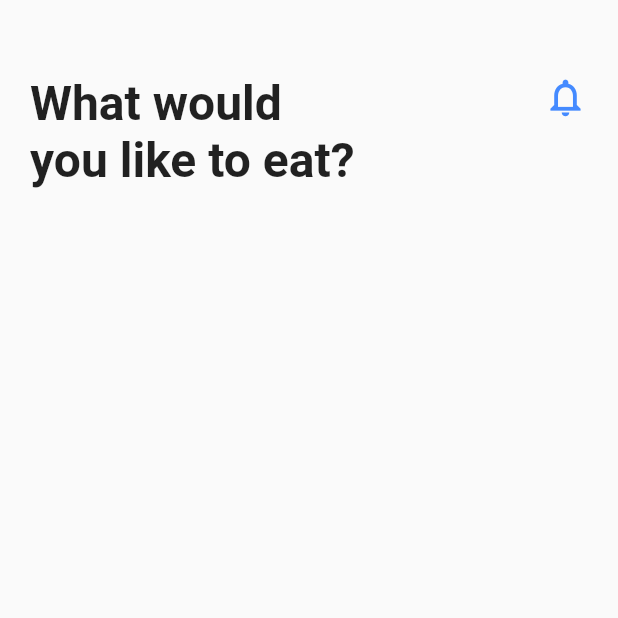
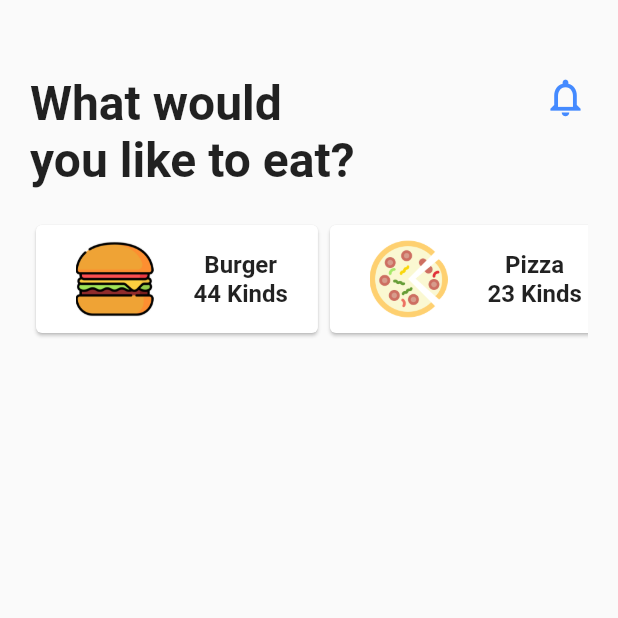
Before and after one commit to SURAJ1399/Flutter-Food-App, a Flutter app: the screen it shows after launch, on a phone screen of 412 x 824 dp, the top half of it. Run offline on Flutter 3.47's test engine with Material 2 defaults, Android fonts, the phone set to English and light mode, and no system bars.

Commit message:
Horizontal Top ListView Setup

```diff
--- /dev/null
+++ b/lib/src/data/category_data.dart
@@ -0,0 +1,34 @@
+
+import '../model/category_model.dart';
+
+final categories=[
+
+  Category(
+    numberOfItems: 44,
+  imagePath:"assets/images/burger.png",
+  categoryName: "Burger" ),
+
+
+  Category(
+    numberOfItems: 23,
+  imagePath:"assets/images/pizza.png",
+  categoryName: "Pizza" ),
+
+  Category(
+    numberOfItems: 43,
+  imagePath:"assets/images/beer.png",
+  categoryName: "Beer" ),
+
+    Category(
+    numberOfItems: 90,
+  imagePath:"assets/images/coffee-cup.png",
+  categoryName: "Cofee Cup" ),
+
+
+  Category(
+    numberOfItems: 55,
+  imagePath:"assets/images/cheeseburger.png",
+  categoryName: "Cheese Burger" ),
+
+
+];
--- a/lib/src/homescreen.dart
+++ b/lib/src/homescreen.dart
@@ -1,5 +1,7 @@
+import 'package:FoodApp/src/widgets/food_category.dart';
 import 'package:flutter/material.dart';
 import 'widgets/home_top_info.dart';
+import 'widgets/food_category.dart';
 
 class HomeScreen extends StatefulWidget{
 
@@ -16,6 +18,7 @@ class _HomeScreenState extends State<HomeScreen>{
       padding: EdgeInsets.only(top:50.0,left:20.0,right: 20),
        children: <Widget>[
          HomeTopInfo(),
+         FoodCategory(),
        ],
        ),
 
--- /dev/null
+++ b/lib/src/model/category_model.dart
@@ -0,0 +1,9 @@
+class Category{
+
+  final String categoryName;
+  final String imagePath;
+  final int numberOfItems;
+
+  Category({this.categoryName,this.imagePath,this.numberOfItems});
+
+}
--- /dev/null
+++ b/lib/src/widgets/food_card.dart
@@ -0,0 +1,41 @@
+import 'package:flutter/material.dart';
+
+class FoodCard extends StatefulWidget{
+
+  final String categoryName;
+  final String imagePath;
+  final int numberOfItems;
+
+  FoodCard({this.imagePath,this.categoryName,this.numberOfItems});
+
+  @override
+  _FoodCardState createState() => _FoodCardState();
+}
+
+class _FoodCardState extends State<FoodCard> {
+  @override
+  Widget build(BuildContext context) {
+    return Card(
+
+
+      child:Padding(padding: EdgeInsets.symmetric(horizontal:20,vertical:10),
+      child:Row(
+
+        children:<Widget>[
+        Image(image:AssetImage(widget.imagePath),width:65,height: 65),
+
+        SizedBox(width:20.0),
+        Column(
+          mainAxisAlignment: MainAxisAlignment.center,
+          children: <Widget>[
+
+          Text(widget.categoryName,style: TextStyle(fontSize: 16.0,fontWeight: FontWeight.bold)),
+          Text(widget.numberOfItems.toString()+" Kinds",style: TextStyle(fontSize: 16.0,fontWeight: FontWeight.bold))
+        ],)
+
+        ]
+      )
+    ),
+    );
+  }
+}
--- /dev/null
+++ b/lib/src/widgets/food_category.dart
@@ -0,0 +1,28 @@
+import 'package:FoodApp/src/model/category_model.dart';
+import 'package:flutter/material.dart';
+import '../data/category_data.dart';
+import '../model/category_model.dart';
+import '../widgets/food_card.dart';
+class FoodCategory extends StatelessWidget{
+ final List<Category> _categories=categories;
+@override
+Widget build(BuildContext context) {
+  return Container(
+
+    height:80.0,
+    child: ListView.builder(
+    scrollDirection: Axis.horizontal,
+    itemCount: _categories.length,
+    itemBuilder: (BuildContext context ,int index){
+      return FoodCard(
+        categoryName: _categories[index].categoryName,
+        imagePath: _categories[index].imagePath,
+        numberOfItems: _categories[index].numberOfItems,
+      );
+    },
+)
+
+  );
+
+}
+}
--- a/lib/src/widgets/home_top_info.dart
+++ b/lib/src/widgets/home_top_info.dart
@@ -4,9 +4,9 @@ class HomeTopInfo extends StatelessWidget{
 
   @override
   Widget build(BuildContext context) {
-    return
-
-      Row(
+    return   Container(
+      margin: EdgeInsets.only(bottom:20.0),
+     child:   Row(
               mainAxisAlignment: MainAxisAlignment.spaceBetween,
               crossAxisAlignment: CrossAxisAlignment.start,
                 children: <Widget>[
@@ -22,6 +22,9 @@ class HomeTopInfo extends StatelessWidget{
                   ),
                   Icon(Icons.notifications_none,size: 30,color: Theme.of(context).primaryColor,)
                 ],
-              );
-  }
+              ),
+
+    );
+
+     }
 }
```
Also changed, not shown: pubspec.yaml (+12 -3 lines), assets/images/beer.png (added), assets/images/breakfast.jpeg (added), assets/images/breakfast.png (added), assets/images/burger.png (added), assets/images/cheeseburger.png (added), assets/images/coffee-cup.png (added), assets/images/cupcake.png (added), assets/images/lunch.jpeg (added), assets/images/noimage.png (added), assets/images/pizza.png (added), assets/images/supper_1.jpeg (added), assets/images/turkey.png (added).
